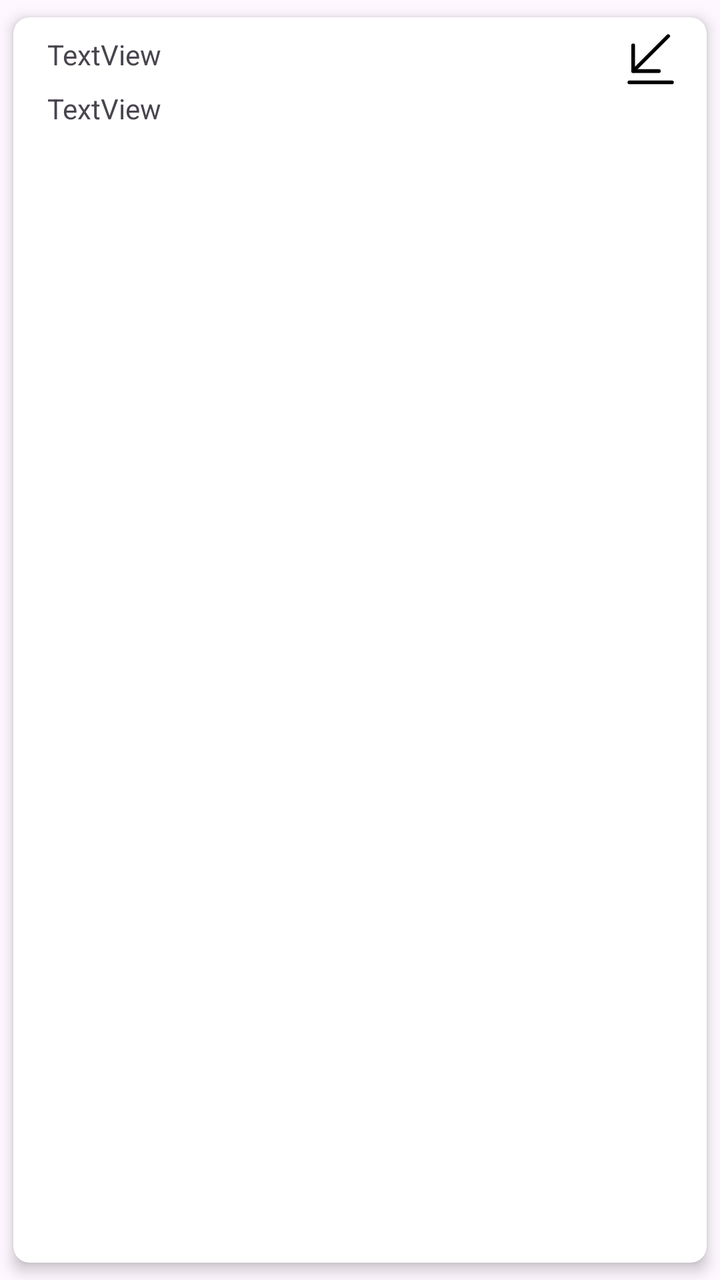
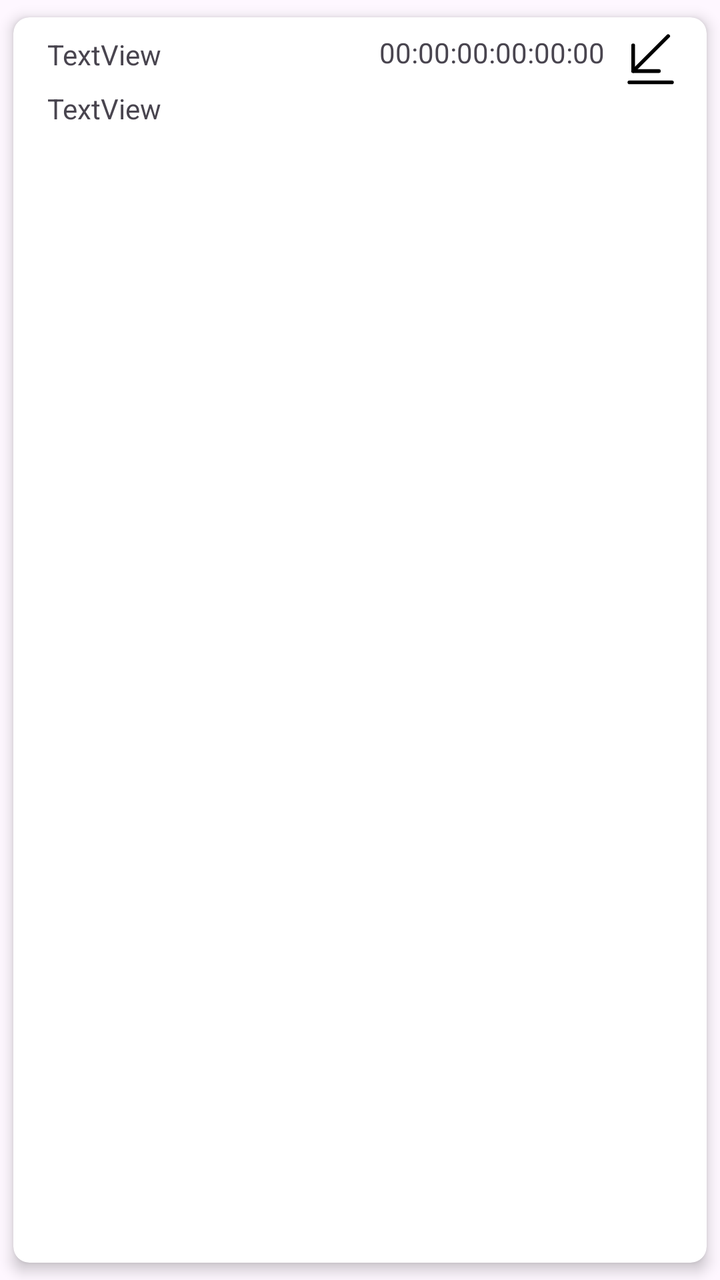

Screens rendered from an Android XML layout before and after an edit, with the pre-edit source and the edit as a unified diff.
<!-- AndroidManifest.xml: application theme Theme.BTLeTool -->
<!-- res/layout/packet_item.xml -->
<?xml version="1.0" encoding="utf-8"?>
<androidx.cardview.widget.CardView xmlns:android="http://schemas.android.com/apk/res/android"
    xmlns:app="http://schemas.android.com/apk/res-auto"
    android:layout_width="match_parent"
    android:layout_height="wrap_content"
    app:cardCornerRadius="8dp"
    app:cardElevation="4dp"
    app:cardPreventCornerOverlap="true"
    app:cardUseCompatPadding="true"
    app:contentPadding="1dp">

    <androidx.constraintlayout.widget.ConstraintLayout
        android:layout_width="match_parent"
        android:layout_height="wrap_content"
        android:paddingLeft="8dp"
        android:paddingRight="8dp"
        android:paddingBottom="4dp">

        <TextView
            android:id="@+id/packetNameText"
            android:layout_width="wrap_content"
            android:layout_height="wrap_content"
            android:layout_marginStart="8dp"
            android:layout_marginTop="8dp"
            android:text="TextView"
            app:layout_constraintStart_toStartOf="parent"
            app:layout_constraintTop_toTopOf="parent" />

        <ImageView
            android:id="@+id/packetDirectionImage"
            android:layout_width="30dp"
            android:layout_height="30dp"
            android:layout_marginTop="4dp"
            android:layout_marginEnd="4dp"
            app:layout_constraintEnd_toEndOf="parent"
            app:layout_constraintTop_toTopOf="parent"
            app:srcCompat="@drawable/ic_received" />

        <TextView
            android:id="@+id/packetDataView"
            android:layout_width="0dp"
            android:layout_height="wrap_content"
            android:layout_marginTop="8dp"
            android:text="TextView"
            app:layout_constraintEnd_toEndOf="parent"
            app:layout_constraintStart_toStartOf="@+id/packetNameText"
            app:layout_constraintTop_toBottomOf="@+id/packetNameText" />
    </androidx.constraintlayout.widget.ConstraintLayout>
</androidx.cardview.widget.CardView>
<!-- resources referenced by this layout -->
<resources>
  <!-- drawable ic_received (drawable) -->
  <vector xmlns:android="http://schemas.android.com/apk/res/android"
      android:width="24dp"
      android:height="24dp"
      android:viewportWidth="24"
      android:viewportHeight="24">
      <path
          android:pathData="M5 17.5L19 3.5"
          android:strokeColor="@color/vector_color"
          android:strokeWidth="1.5"
          android:strokeMiterLimit="10"
          android:strokeLineCap="round"
          android:strokeLineJoin="round" />
      <path
          android:pathData="M5 7.23V17.5H15.27"
          android:strokeColor="@color/vector_color"
          android:strokeWidth="1.5"
          android:strokeMiterLimit="10"
          android:strokeLineCap="round"
          android:strokeLineJoin="round" />
      <path
          android:pathData="M3.5 22H20.5"
          android:strokeColor="@color/vector_color"
          android:strokeWidth="1.5"
          android:strokeMiterLimit="10"
          android:strokeLineCap="round"
          android:strokeLineJoin="round" />
  </vector>
  <style name="Theme.BTLeTool" parent="Base.Theme.BTLeTool" />
  <color name="vector_color">#FF000000</color>
  <style name="Base.Theme.BTLeTool" parent="Theme.Material3.DayNight.NoActionBar">
          
          
      </style>
</resources>

<!-- the commit's change to res/layout/packet_item.xml (unified diff, before → after) -->
@@ -1,6 +1,7 @@
 <?xml version="1.0" encoding="utf-8"?>
 <androidx.cardview.widget.CardView xmlns:android="http://schemas.android.com/apk/res/android"
     xmlns:app="http://schemas.android.com/apk/res-auto"
+    xmlns:tools="http://schemas.android.com/tools"
     android:layout_width="match_parent"
     android:layout_height="wrap_content"
     app:cardCornerRadius="8dp"
@@ -45,5 +46,17 @@
             app:layout_constraintEnd_toEndOf="parent"
             app:layout_constraintStart_toStartOf="@+id/packetNameText"
             app:layout_constraintTop_toBottomOf="@+id/packetNameText" />
+
+        <TextView
+            android:id="@+id/destinationAddrText"
+            android:layout_width="wrap_content"
+            android:layout_height="21dp"
+            android:layout_marginEnd="8dp"
+            android:text="00:00:00:00:00:00"
+            app:layout_constraintBottom_toBottomOf="@+id/packetNameText"
+            app:layout_constraintEnd_toStartOf="@+id/packetDirectionImage"
+            app:layout_constraintHorizontal_bias="1.0"
+            app:layout_constraintStart_toEndOf="@+id/packetNameText"
+            app:layout_constraintTop_toTopOf="@+id/packetNameText" />
     </androidx.constraintlayout.widget.ConstraintLayout>
 </androidx.cardview.widget.CardView>
